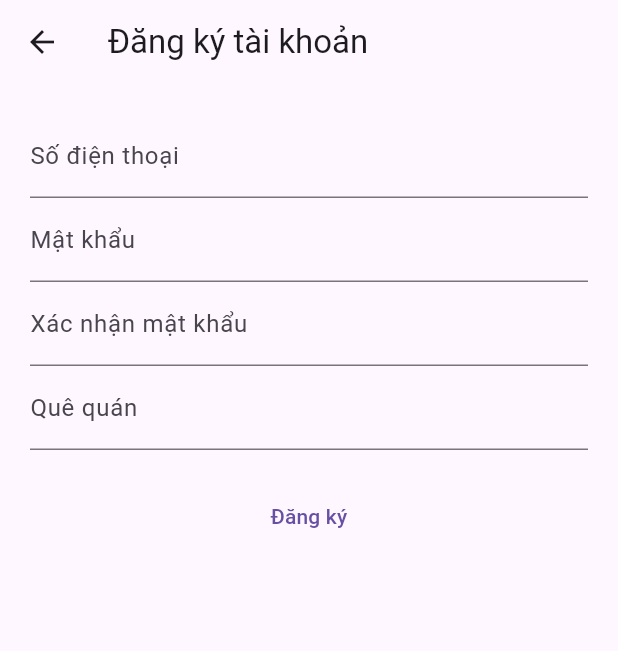
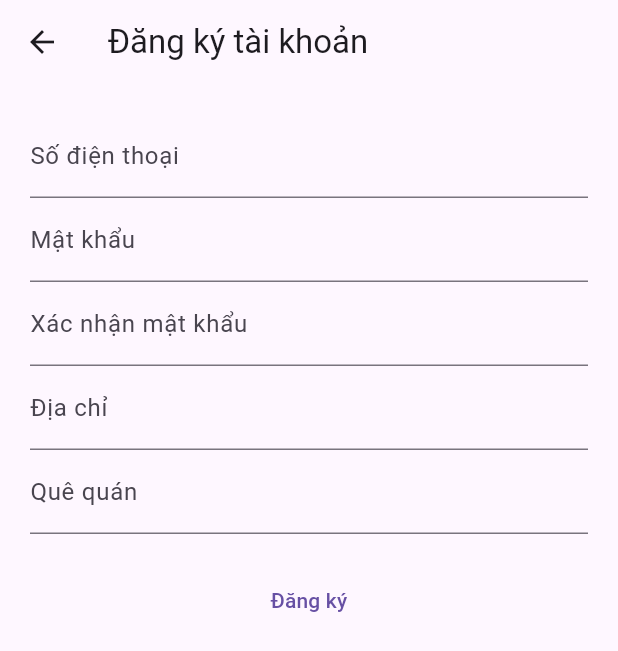
Before and after one commit to pixelgame239/TOIKHOE, a Flutter app: the RegisterScreen screen opened directly, on a phone screen of 412 x 824 dp. Shown: the top 651 px of the screen. Run offline on Flutter 3.47's test engine with Material 3 defaults, Android fonts, the phone set to English and light mode, and no system bars; our stand-ins replace image_picker; missing offline and left inert: flutter_zalo, mysql1.

Commit message:
20-12/modiregister

```diff
--- a/lib/loginScreen/register_screen.dart
+++ b/lib/loginScreen/register_screen.dart
@@ -33,6 +33,10 @@ class _RegisterScreenState extends State<RegisterScreen> {
                 controller: widget.confirmController,
                 decoration: const InputDecoration(label: Text('Xác nhận mật khẩu')),
               ),
+               TextFormField(
+                controller: widget.homeController,
+                decoration: const InputDecoration(label: Text('Địa chỉ')),
+              ),
               TextFormField(
                 controller: widget.homeController,
                 decoration: const InputDecoration(label: Text('Quê quán')),
```
